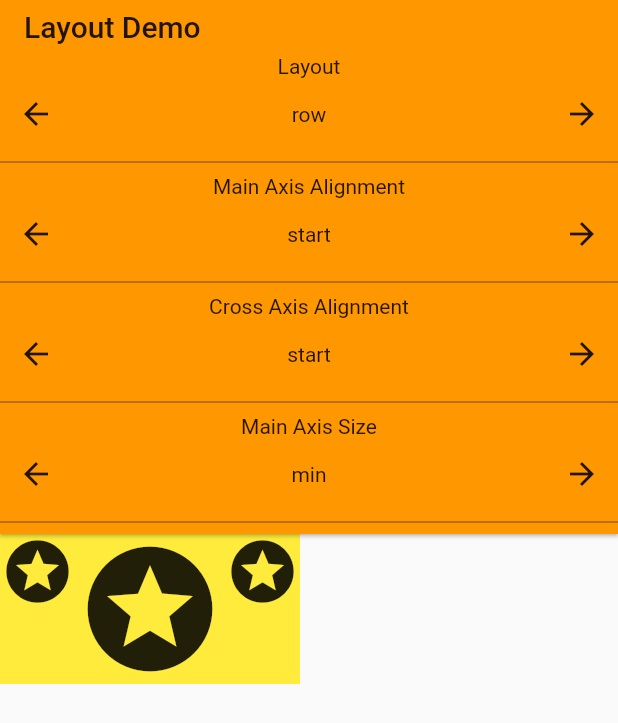
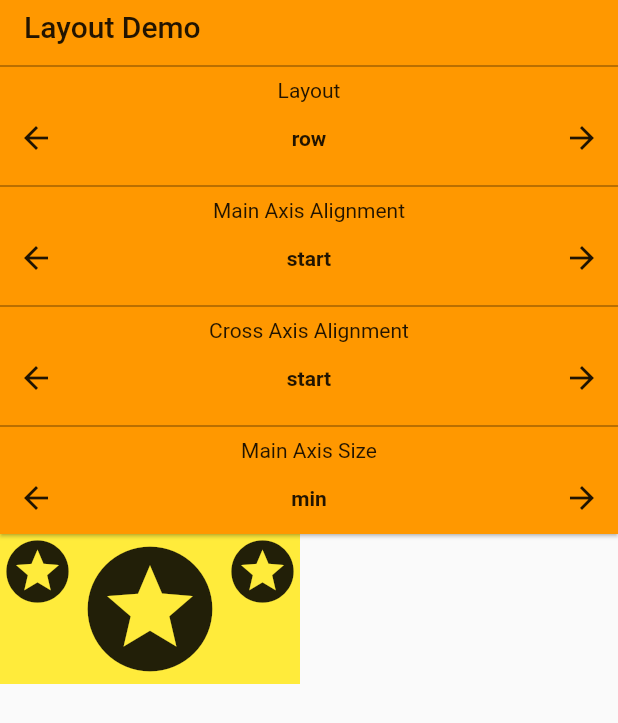
Before and after one commit to bizz84/layout-demo-flutter, a Flutter app: the screen it shows after launch, on a phone screen of 412 x 824 dp. Shown: the top 723 px of the screen. Run offline on Flutter 3.47's test engine with Material 2 defaults, Android fonts, the phone set to English and light mode, and no system bars.

Commit message:
Increase font size. Move divider

```diff
--- a/lib/layout_demo_page.dart
+++ b/lib/layout_demo_page.dart
@@ -196,6 +196,7 @@ class OptionListItemState extends State<OptionListItem> {
     return Container(
       child: Column(
         children: [
+          Divider(color: Colors.black54),
           Text(widget.title),
           Row(
             mainAxisAlignment: MainAxisAlignment.spaceBetween,
@@ -204,14 +205,13 @@ class OptionListItemState extends State<OptionListItem> {
                 icon: Icon(Icons.arrow_back),
                 onPressed: previous,
               ),
-              Text(widget.values[valueIndex]),
+              Text(widget.values[valueIndex], style: TextStyle(fontWeight: FontWeight.w700)),
               IconButton(
                 icon: Icon(Icons.arrow_forward),
                 onPressed: next,
               ),
             ],
           ),
-          Divider(color: Colors.black54),
         ]),
       );
   }
```
